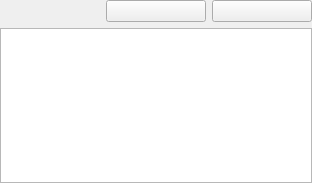
The window that LiverResections/Widgets/Resources/UI/qSlicerLiverResectionsTableView.ui (ALive-research/Slicer-Liver) describes before a commit, drawn with Qt 5.
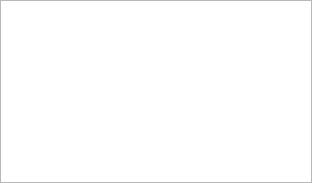
The same window after the commit. Icons and pictures are not drawn. Custom widgets are drawn as their Qt base class.

Commit message: Feature/resection gui (#14)

Patch:
```diff
--- a/LiverResections/Widgets/Resources/UI/qSlicerLiverResectionsTableView.ui
+++ b/LiverResections/Widgets/Resources/UI/qSlicerLiverResectionsTableView.ui
@@ -38,99 +38,8 @@
    <property name="bottomMargin">
     <number>0</number>
    </property>
-   <item row="0" column="0">
-    <widget class="QWidget" name="FilterBar" native="true">
-     <property name="sizePolicy">
-      <sizepolicy hsizetype="Preferred" vsizetype="Fixed">
-       <horstretch>0</horstretch>
-       <verstretch>0</verstretch>
-      </sizepolicy>
-     </property>
-     <layout class="QHBoxLayout" name="horizontalLayout">
-      <property name="leftMargin">
-       <number>0</number>
-      </property>
-      <property name="topMargin">
-       <number>0</number>
-      </property>
-      <property name="rightMargin">
-       <number>0</number>
-      </property>
-      <property name="bottomMargin">
-       <number>0</number>
-      </property>
-      <item>
-       <widget class="qMRMLNodeComboBox" name="TumorComboBox">
-        <property name="nodeTypes">
-         <stringlist>
-          <string>vtkMRMLModelNode</string>
-         </stringlist>
-        </property>
-        <property name="addEnabled">
-         <bool>false</bool>
-        </property>
-        <property name="removeEnabled">
-         <bool>false</bool>
-        </property>
-        <property name="selectNodeUponCreation">
-         <bool>false</bool>
-        </property>
-        <property name="noneDisplay">
-         <string>Tumor</string>
-        </property>
-       </widget>
-      </item>
-      <item>
-       <widget class="QPushButton" name="AddResectionContourDistancePushButton">
-        <property name="toolTip">
-         <string>Show/Hide not started segments</string>
-        </property>
-        <property name="text">
-         <string/>
-        </property>
-        <property name="icon">
-         <iconset resource="../qSlicerLiverResectionsModuleWidgets.qrc">
-          <normaloff>:/Icons/AddResectionDistanceContour.png</normaloff>:/Icons/AddResectionDistanceContour.png</iconset>
-        </property>
-        <property name="iconSize">
-         <size>
-          <width>16</width>
-          <height>16</height>
-         </size>
-        </property>
-        <property name="checkable">
-         <bool>false</bool>
-        </property>
-       </widget>
-      </item>
-      <item>
-       <widget class="QPushButton" name="AddResectionSlicingContourPushButton">
-        <property name="toolTip">
-         <string>Show/Hide in progress segments</string>
-        </property>
-        <property name="text">
-         <string/>
-        </property>
-        <property name="icon">
-         <iconset resource="../qSlicerLiverResectionsModuleWidgets.qrc">
-          <normaloff>:/Icons/AddResectionSlicingContour.png</normaloff>:/Icons/AddResectionSlicingContour.png</iconset>
-        </property>
-        <property name="iconSize">
-         <size>
-          <width>16</width>
-          <height>16</height>
-         </size>
-        </property>
-        <property name="checkable">
-         <bool>false</bool>
-        </property>
-       </widget>
-      </item>
-     </layout>
-    </widget>
-   </item>
-   <item row="2" column="0">
-    <widget class="QTableView" name="SegmentsTable">
+   <item row="1" column="0">
+    <widget class="QTableView" name="ResectionsTable">
      <property name="enabled">
       <bool>true</bool>
      </property>
@@ -180,13 +89,6 @@
    </item>
   </layout>
  </widget>
- <customwidgets>
-  <customwidget>
-   <class>qMRMLNodeComboBox</class>
-   <extends>QWidget</extends>
-   <header>qMRMLNodeComboBox.h</header>
-  </customwidget>
- </customwidgets>
  <resources>
   <include location="../qSlicerLiverResectionsModuleWidgets.qrc"/>
  </resources>
```
The commit also changes 29 other files.
